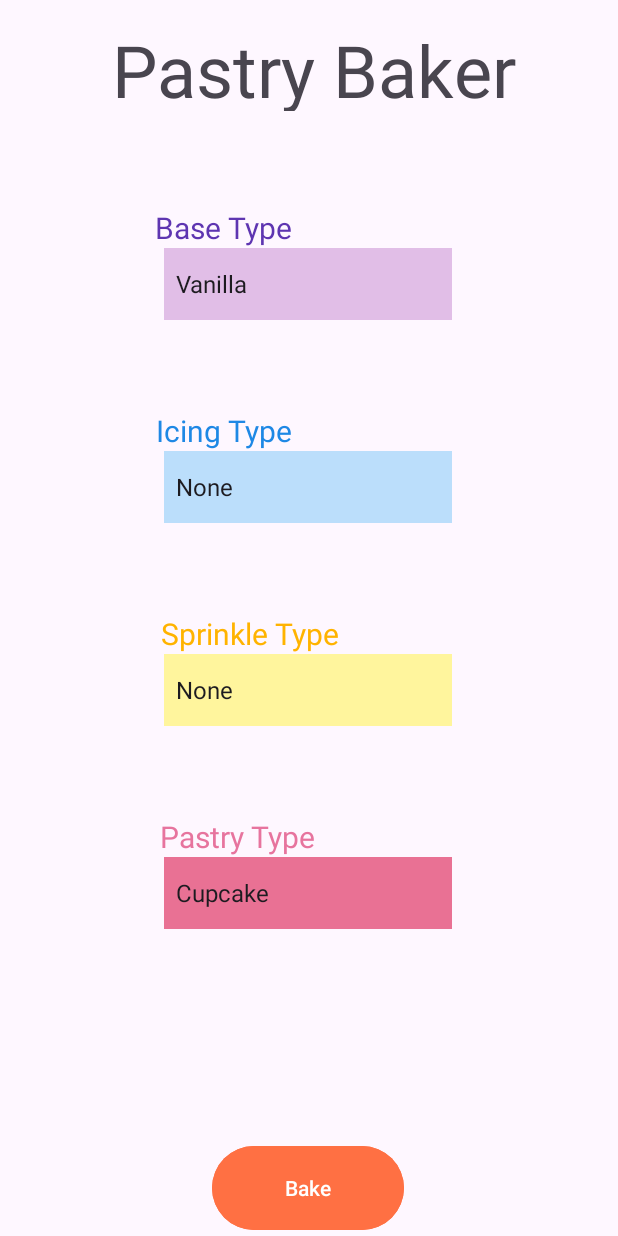
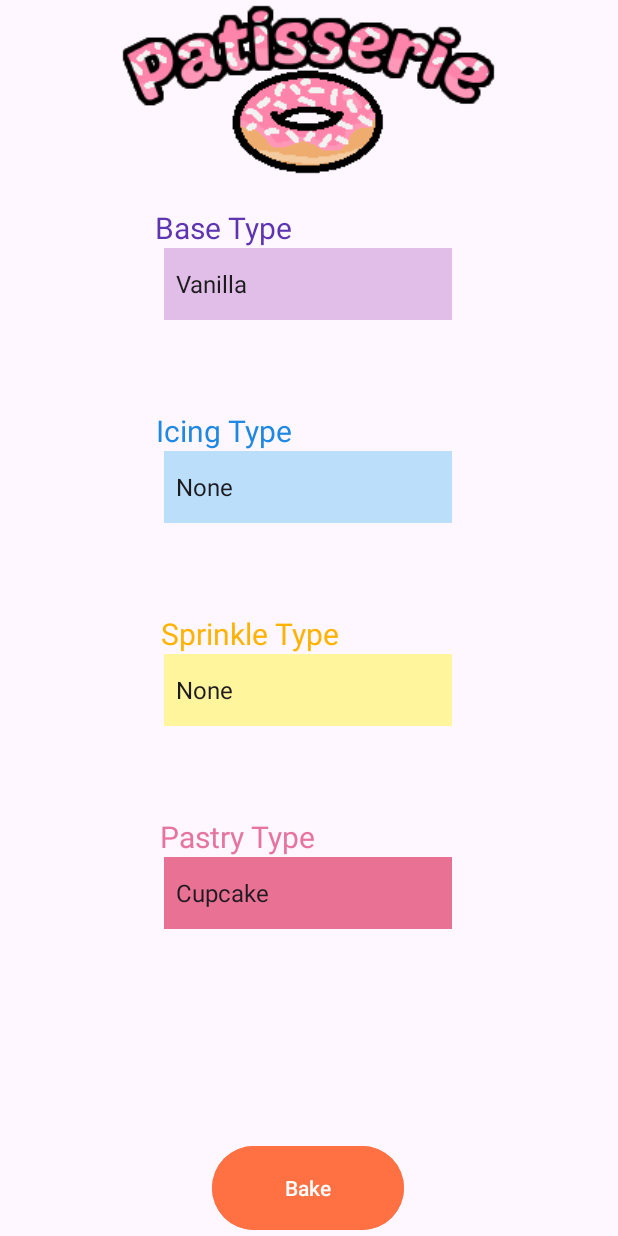
Before and after one commit to asherhepner12/DonutFactory, an Android app: the screen it shows after launch (MainActivity), on a phone screen of 412 x 824 dp. Run offline under Robolectric (Android 15) with nearby library versions, the phone set to English and light mode, and no system bars.

Commit message:
added variable

```diff
--- a/app/src/main/java/com/example/donutfactory/MainActivity.java
+++ b/app/src/main/java/com/example/donutfactory/MainActivity.java
@@ -7,6 +7,7 @@ import android.preference.PreferenceManager;
 import android.view.View;
 import android.widget.ArrayAdapter;
 import android.widget.Button;
+import android.widget.ImageView;
 import android.widget.Spinner;
 import android.widget.TextView;
 
@@ -55,6 +56,8 @@ public class MainActivity extends AppCompatActivity {
         pastryView = findViewById(R.id.pastryView);
         pastrySpinner = findViewById(R.id.pastrySpinner);
         bakeButton = findViewById(R.id.button);
+        ImageView imageView = findViewById(R.id.patisserie);
+        imageView.setImageResource(R.drawable.patisserie);
 
         //Set up spinners with their options
         String[] baseTypes = {"Vanilla", "Chocolate"}; //Array of base type options
--- a/app/src/main/res/layout/activity_main.xml
+++ b/app/src/main/res/layout/activity_main.xml
@@ -68,7 +68,7 @@
         android:id="@+id/titleView"
         android:layout_width="384dp"
         android:layout_height="60dp"
-        android:text="Pastry Baker"
+        android:text=" "
         android:textAlignment="center"
         android:textSize="48sp"
         app:layout_constraintBottom_toBottomOf="parent"
@@ -147,4 +147,16 @@
         app:layout_constraintTop_toBottomOf="@+id/sprinkleSpinner"
         app:layout_constraintVertical_bias="1.0" />
 
+    <ImageView
+        android:id="@+id/patisserie"
+        android:layout_width="wrap_content"
+        android:layout_height="wrap_content"
+        app:layout_constraintBottom_toTopOf="@+id/baseView"
+        app:layout_constraintEnd_toEndOf="parent"
+        app:layout_constraintHorizontal_bias="0.496"
+        app:layout_constraintStart_toStartOf="parent"
+        app:layout_constraintTop_toTopOf="parent"
+        app:layout_constraintVertical_bias="0.0"
+        app:srcCompat="@drawable/patisserie" />
+
 </androidx.constraintlayout.widget.ConstraintLayout>
```
Also changed, not shown: app/src/main/res/drawable/patisserie.png (added).
